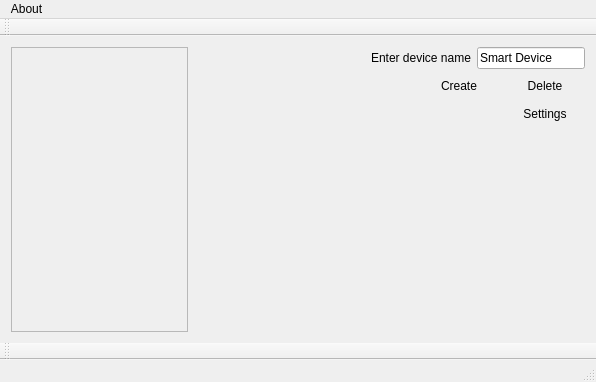
Old version of the form GUI/GUI/mainwindow.ui in the repository vNexx/Jarvis.
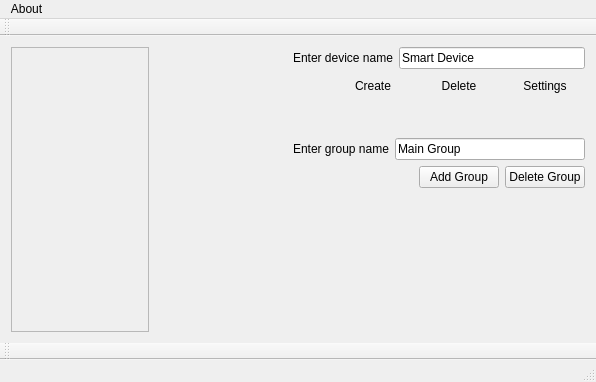
New version of the form.

Commit message:
Group Tabs added
need to fix tab layout settings

Patch:
```diff
--- a/GUI/GUI/mainwindow.ui
+++ b/GUI/GUI/mainwindow.ui
@@ -14,8 +14,161 @@
    <string>J.A.R.V.I.S.</string>
   </property>
   <widget class="QWidget" name="centralWidget">
-   <layout class="QHBoxLayout" name="horizontalLayout_4">
-    <item>
+   <layout class="QGridLayout" name="gridLayout_2">
+    <item row="0" column="2">
+     <layout class="QVBoxLayout" name="verticalLayout">
+      <item>
+       <layout class="QHBoxLayout" name="horizontalLayout">
+        <item>
+         <widget class="QLabel" name="label">
+          <property name="text">
+           <string>Enter device name</string>
+          </property>
+         </widget>
+        </item>
+        <item>
+         <widget class="QLineEdit" name="lineEdit">
+          <property name="text">
+           <string>Smart Device</string>
+          </property>
+         </widget>
+        </item>
+       </layout>
+      </item>
+      <item>
+       <layout class="QHBoxLayout" name="horizontalLayout_2">
+        <item>
+         <spacer name="horizontalSpacer">
+          <property name="orientation">
+           <enum>Qt::Horizontal</enum>
+          </property>
+          <property name="sizeHint" stdset="0">
+           <size>
+            <width>40</width>
+            <height>20</height>
+           </size>
+          </property>
+         </spacer>
+        </item>
+        <item>
+         <widget class="QPushButton" name="addButton">
+          <property name="mouseTracking">
+           <bool>false</bool>
+          </property>
+          <property name="statusTip">
+           <string/>
+          </property>
+          <property name="text">
+           <string>Create</string>
+          </property>
+          <property name="flat">
+           <bool>true</bool>
+          </property>
+         </widget>
+        </item>
+        <item>
+         <widget class="QPushButton" name="deleteButton">
+          <property name="text">
+           <string>Delete</string>
+          </property>
+          <property name="flat">
+           <bool>true</bool>
+          </property>
+         </widget>
+        </item>
+        <item>
+         <widget class="QPushButton" name="settingsButton">
+          <property name="text">
+           <string>Settings</string>
+          </property>
+          <property name="flat">
+           <bool>true</bool>
+          </property>
+         </widget>
+        </item>
+       </layout>
+      </item>
+      <item>
+       <layout class="QHBoxLayout" name="horizontalLayout_4">
+        <property name="topMargin">
+         <number>35</number>
+        </property>
+        <item>
+         <widget class="QLabel" name="label_2">
+          <property name="text">
+           <string>Enter group name</string>
+          </property>
+         </widget>
+        </item>
+        <item>
+         <widget class="QLineEdit" name="groupNameEdit">
+          <property name="text">
+           <string>Main Group</string>
+          </property>
+         </widget>
+        </item>
+       </layout>
+      </item>
+      <item>
+       <layout class="QHBoxLayout" name="horizontalLayout_3">
+        <item>
+         <spacer name="horizontalSpacer_2">
+          <property name="orientation">
+           <enum>Qt::Horizontal</enum>
+          </property>
+          <property name="sizeHint" stdset="0">
+           <size>
+            <width>40</width>
+            <height>20</height>
+           </size>
+          </property>
+         </spacer>
+        </item>
+        <item>
+         <widget class="QPushButton" name="addGroup">
+          <property name="text">
+           <string>Add Group</string>
+          </property>
+         </widget>
+        </item>
+        <item>
+         <widget class="QPushButton" name="deleteGroup">
+          <property name="text">
+           <string>Delete Group</string>
+          </property>
+         </widget>
+        </item>
+       </layout>
+      </item>
+     </layout>
+    </item>
+    <item row="1" column="2">
+     <spacer name="verticalSpacer">
+      <property name="orientation">
+       <enum>Qt::Vertical</enum>
+      </property>
+      <property name="sizeHint" stdset="0">
+       <size>
+        <width>20</width>
+        <height>130</height>
+       </size>
+      </property>
+     </spacer>
+    </item>
+    <item row="0" column="1">
+     <spacer name="horizontalSpacer_3">
+      <property name="orientation">
+       <enum>Qt::Horizontal</enum>
+      </property>
+      <property name="sizeHint" stdset="0">
+       <size>
+        <width>40</width>
+        <height>20</height>
+       </size>
+      </property>
+     </spacer>
+    </item>
+    <item row="0" column="0" rowspan="2">
      <widget class="QScrollArea" name="scrollArea">
       <property name="minimumSize">
        <size>
@@ -55,11 +208,24 @@
         <rect>
          <x>0</x>
          <y>0</y>
-         <width>157</width>
-         <height>293</height>
+         <width>130</width>
+         <height>287</height>
         </rect>
        </property>
        <layout class="QGridLayout" name="gridLayout">
+        <item row="1" column="0">
+         <spacer name="verticalSpacer_2">
+          <property name="orientation">
+           <enum>Qt::Vertical</enum>
+          </property>
+          <property name="sizeHint" stdset="0">
+           <size>
+            <width>20</width>
+            <height>40</height>
+           </size>
+          </property>
+         </spacer>
+        </item>
         <item row="0" column="0">
          <layout class="QVBoxLayout" name="verticalLayoutLeft">
           <property name="sizeConstraint">
@@ -71,124 +237,6 @@
       </widget>
      </widget>
     </item>
-    <item>
-     <spacer name="horizontalSpacer_3">
-      <property name="orientation">
-       <enum>Qt::Horizontal</enum>
-      </property>
-      <property name="sizeHint" stdset="0">
-       <size>
-        <width>40</width>
-        <height>20</height>
-       </size>
-      </property>
-     </spacer>
-    </item>
-    <item>
-     <layout class="QVBoxLayout" name="verticalLayout">
-      <item>
-       <layout class="QHBoxLayout" name="horizontalLayout">
-        <item>
-         <widget class="QLabel" name="label">
-          <property name="text">
-           <string>Enter device name</string>
-          </property>
-         </widget>
-        </item>
-        <item>
-         <widget class="QLineEdit" name="lineEdit">
-          <property name="text">
-           <string>Smart Device</string>
-          </property>
-         </widget>
-        </item>
-       </layout>
-      </item>
-      <item>
-       <layout class="QHBoxLayout" name="horizontalLayout_2">
-        <item>
-         <spacer name="horizontalSpacer">
-          <property name="orientation">
-           <enum>Qt::Horizontal</enum>
-          </property>
-          <property name="sizeHint" stdset="0">
-           <size>
-            <width>40</width>
-            <height>20</height>
-           </size>
-          </property>
-         </spacer>
-        </item>
-        <item>
-         <widget class="QPushButton" name="addButton">
-          <property name="mouseTracking">
-           <bool>false</bool>
-          </property>
-          <property name="statusTip">
-           <string/>
-          </property>
-          <property name="text">
-           <string>Create</string>
-          </property>
-          <property name="flat">
-           <bool>true</bool>
-          </property>
-         </widget>
-        </item>
-        <item>
-         <widget class="QPushButton" name="deleteButton">
-          <property name="text">
-           <string>Delete</string>
-          </property>
-          <property name="flat">
-           <bool>true</bool>
-          </property>
-         </widget>
-        </item>
-       </layout>
-      </item>
-      <item>
-       <layout class="QHBoxLayout" name="horizontalLayout_3">
-        <item>
-         <spacer name="horizontalSpacer_2">
-          <property name="orientation">
-           <enum>Qt::Horizontal</enum>
-          </property>
-          <property name="sizeHint" stdset="0">
-           <size>
-            <width>40</width>
-            <height>20</height>
-           </size>
-          </property>
-         </spacer>
-        </item>
-        <item>
-         <widget class="QPushButton" name="settingsButton">
-          <property name="text">
-           <string>Settings</string>
-          </property>
-          <property name="flat">
-           <bool>true</bool>
-          </property>
-         </widget>
-        </item>
-       </layout>
-      </item>
-      <item>
-       <spacer name="verticalSpacer">
-        <property name="orientation">
-         <enum>Qt::Vertical</enum>
-        </property>
-        <property name="sizeHint" stdset="0">
-         <size>
-          <width>20</width>
-          <height>40</height>
-         </size>
-        </property>
-       </spacer>
-      </item>
-     </layout>
-    </item>
    </layout>
   </widget>
   <widget class="QMenuBar" name="menuBar">
```
The commit also changes 37 other files.
